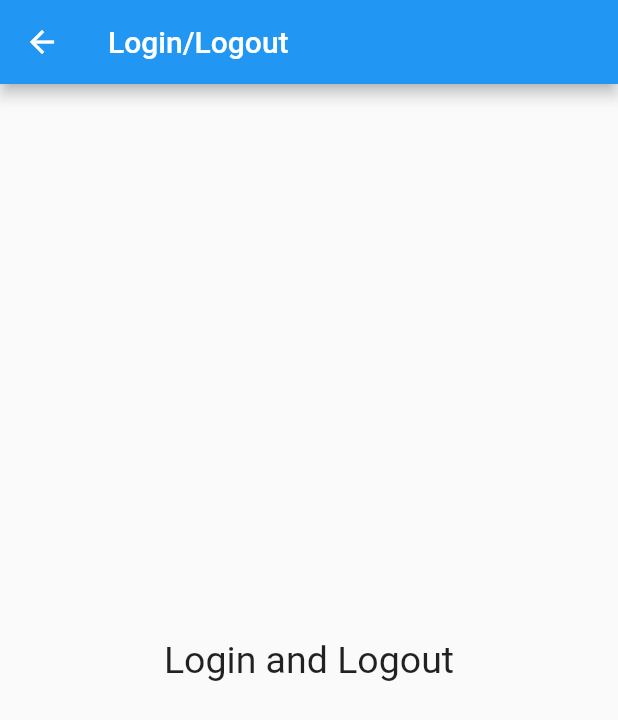
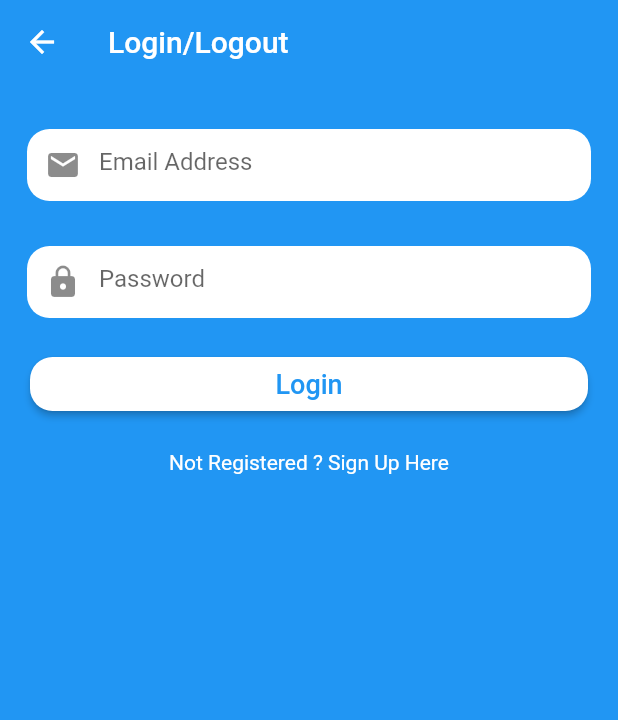
Before and after one commit to kokodavid/SMarket, a Flutter app: the screen it shows after launch, in the side drawer, after a tap on "Login", on a phone screen of 412 x 824 dp. Shown: the top 720 px of the screen. Run offline on Flutter 3.47's test engine with Material 2 defaults, Android fonts, the phone set to English and light mode, and no system bars; network calls fail.

```diff
--- a/lib/UserScreens/logout.dart
+++ b/lib/UserScreens/logout.dart
@@ -1,20 +1,83 @@
 import 'package:flutter/material.dart';
+import 'package:smarket/tools/app_tools.dart';
 
 class SmLoginLogout extends StatefulWidget {
   @override
   _SmLoginLogoutState createState() => _SmLoginLogoutState();
 }
 
+
 class _SmLoginLogoutState extends State<SmLoginLogout> {
+
+  TextEditingController email = new TextEditingController();
+  TextEditingController password = new TextEditingController();
+  final scaffoldKey = new GlobalKey<ScaffoldState>();
+
+
   @override
   Widget build(BuildContext context) {
     return Scaffold(
+      backgroundColor: Theme
+          .of(context)
+          .primaryColor,
       appBar: new AppBar(
         title: new Text("Login/Logout"),
+        elevation: 0.0,
       ),
-      body: new Center(
-        child: new Text("Login and Logout",
-            style:new TextStyle(fontSize: 25.0)),
+      body: new SingleChildScrollView(
+        child: new Column(
+          children: <Widget>[
+
+            new SizedBox(
+              height: 30.0,
+            ),
+            appTextField(
+                isPassword: false,
+                sidePadding: 18.0,
+                textHint: "Email Address",
+                textIcon: new Icon(Icons.email,)
+            ),
+            new SizedBox(
+              height: 30.0,
+            ),
+
+            appTextField(
+              isPassword: true,
+              sidePadding: 18.0,
+              textHint: "Password",
+              textIcon: new Icon(Icons.lock),
+
+
+            ),
+            appButton(
+                btnTxt: "Login", onBtnClicked: verifyLogin,
+                btnPadding: 20.0,
+                btnColor: Theme
+                    .of(context)
+                    .primaryColor
+            ),
+            new GestureDetector(
+              onTap: () {
+
+              },
+              child: new Text(
+                "Not Registered ? Sign Up Here", style: new TextStyle(
+                  color: Colors.white
+              ),),
+            ),
+
+
+          ],
+
+        ),
       ),
-    );  }
-}
+    );
+  }
+
+  verifyLogin(){
+
+    if(email.text == ""){
+      showSnackbar("Email cannot be empty", scaffoldKey);
+    }
+  }
+  }
--- a/lib/tools/app_tools.dart
+++ b/lib/tools/app_tools.dart
@@ -0,0 +1,65 @@
+import 'package:flutter/material.dart';
+
+Widget appTextField({Icon textIcon,
+  String textHint,
+  bool isPassword,
+  double sidePadding,
+  TextEditingController controller}){
+
+  sidePadding == null ? sidePadding = 0.0 : sidePadding;
+  textHint == null ? textHint = "" : textHint;
+
+  return Padding(
+    padding: new EdgeInsets.only(left:sidePadding,right: sidePadding ),
+    child: new Container(
+      decoration: new BoxDecoration(
+        color: Colors.white,
+        borderRadius: new BorderRadius.all(new Radius.circular(15.0)
+        )
+      ),
+      child: new TextField(
+        controller: controller,
+        obscureText: isPassword == null ? false : isPassword,
+        decoration: new InputDecoration(
+          border: InputBorder.none,
+          hintText: textHint == null ? "": textHint,
+          prefixIcon: textIcon == null ? new Container() :textIcon
+        ),
+      ),
+    ),
+  );
+}
+
+Widget appButton ({String btnTxt,
+  double btnPadding,
+  Color btnColor,
+  VoidCallback onBtnClicked}){
+
+  btnTxt == null ? btnTxt == "App Button": btnTxt;
+  btnPadding == null ? btnPadding == 0.0 : btnPadding;
+  btnColor == null ?  btnColor == Colors.black : btnColor;
+
+  return Padding(
+    padding: new EdgeInsets.all(btnPadding),
+    child: new RaisedButton(
+       color: Colors.white,
+      shape: new RoundedRectangleBorder(borderRadius: new BorderRadius.all(new Radius.circular(15.0))),
+      onPressed: onBtnClicked,
+        child: new Center(
+       child: new Text(
+           btnTxt,
+         style: new TextStyle(color: btnColor,fontSize: 18.0),
+       ),
+    ),),
+  );
+}
+
+showSnackbar( String message,final scaffoldKey){
+  scaffoldKey.currentState.showSnackBar(new SnackBar(
+    backgroundColor: Colors.black,
+    content: new Text(
+        message,
+      style: new TextStyle(color: Colors.white)),
+
+  ));
+}
```
Also changed, not shown: 1 other file.
